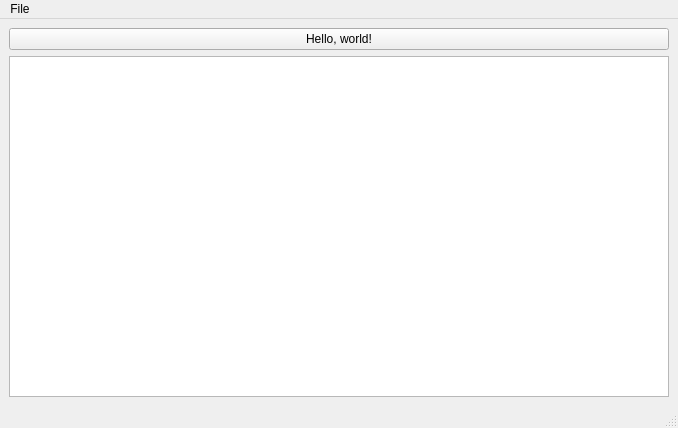
Above: ui/mainwindow.ui from moevm/nosql1h19-text-graph before the change. Below: the same form after it.
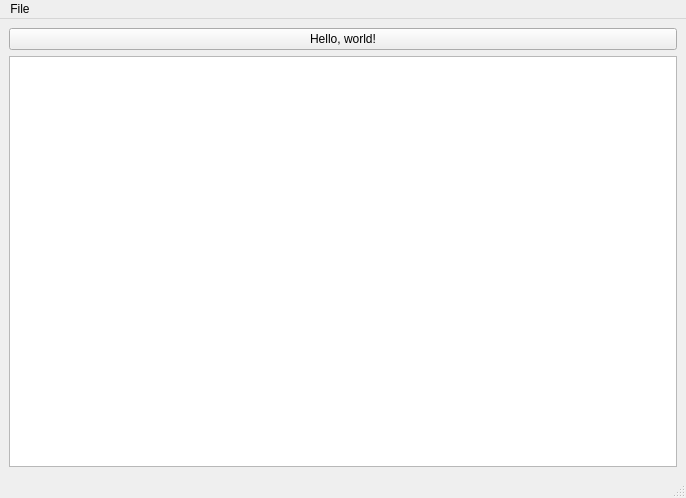
That is the form after the change.

```diff
--- a/ui/mainwindow.ui
+++ b/ui/mainwindow.ui
@@ -6,8 +6,8 @@
    <rect>
     <x>0</x>
     <y>0</y>
-    <width>678</width>
-    <height>428</height>
+    <width>686</width>
+    <height>498</height>
    </rect>
   </property>
   <property name="windowTitle">
@@ -32,7 +32,7 @@
     <rect>
      <x>0</x>
      <y>0</y>
-     <width>678</width>
+     <width>686</width>
      <height>25</height>
     </rect>
    </property>
```
